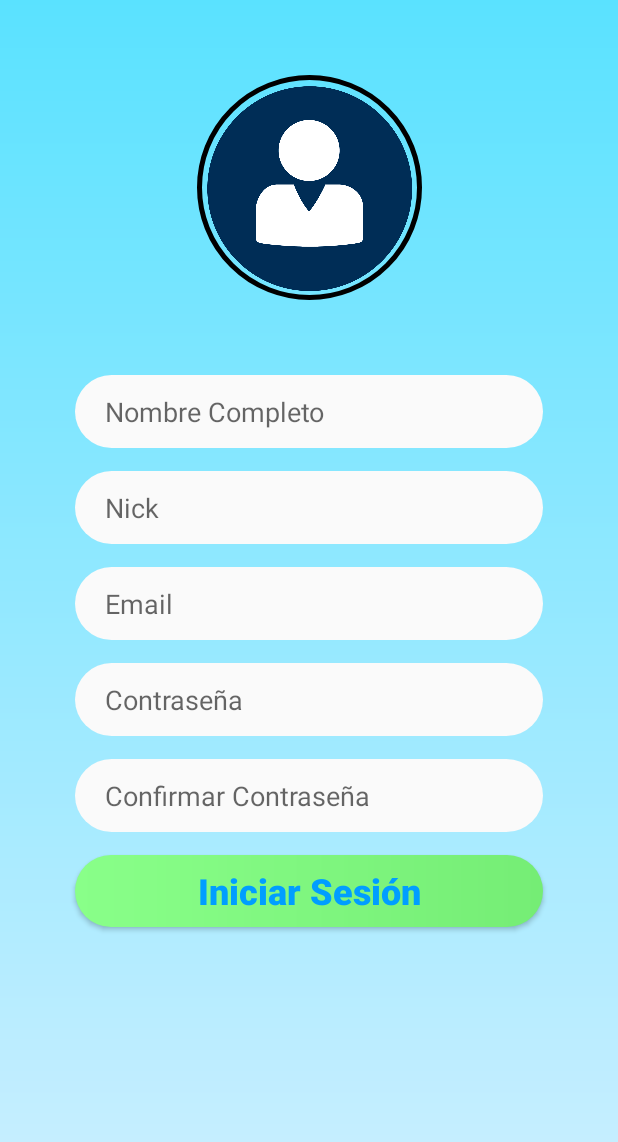
After one commit to hectorcasas99/CochesHector, an Android app: the RegisterActivity screen opened directly, with no data from a screen before it, on a phone screen of 412 x 824 dp. The commit adds this screen. Shown: the top 1142 px of the screen. Run offline under Robolectric (Android 15) with nearby library versions, the phone set to English and light mode, and no system bars; our stand-ins replace CircleImageView, Firebase (no records; nobody signed in at launch, a user with empty details on screens opened directly).

Commit message:
Register

```diff
--- a/app/build.gradle
+++ b/app/build.gradle
@@ -80,8 +80,9 @@ dependencies {
     implementation "com.jakewharton.retrofit:retrofit2-kotlin-coroutines-adapter:0.9.2"
 
 //Picasso
-    implementation ("com.squareup.picasso:picasso:$picassoVersion"){
-        exclude group: "com.android.support"}
+    implementation("com.squareup.picasso:picasso:$picassoVersion") {
+        exclude group: "com.android.support"
+    }
 
 
 }
--- a/app/src/main/AndroidManifest.xml
+++ b/app/src/main/AndroidManifest.xml
@@ -1,7 +1,9 @@
 <?xml version="1.0" encoding="utf-8"?>
 <manifest xmlns:android="http://schemas.android.com/apk/res/android"
     package="com.hector.cocheshector">
-    <uses-permission android:name="android.permission.INTERNET"/>
+
+    <uses-permission android:name="android.permission.INTERNET" />
+
     <application
         android:allowBackup="true"
         android:icon="@mipmap/ic_launcher"
@@ -9,7 +11,8 @@
         android:roundIcon="@mipmap/ic_launcher_round"
         android:supportsRtl="true"
         android:theme="@style/AppTheme">
-        <activity android:name=".view.MainActivity"></activity>
+        <activity android:name=".view.RegisterActivity"></activity>
+        <activity android:name=".view.MainActivity" />
         <activity
             android:name=".view.LoginActivity"
             android:label="@string/app_name"
--- a/app/src/main/java/com/hector/cocheshector/view/LoginActivity.kt
+++ b/app/src/main/java/com/hector/cocheshector/view/LoginActivity.kt
@@ -47,7 +47,7 @@ class LoginActivity : AppCompatActivity() , View.OnClickListener{
         }
         when(view.id) {
             R.id.register_btn -> {
-               // startActivity(Intent(this, RegisterActivity::class.java))
+               startActivity(Intent(this, RegisterActivity::class.java))
             }
         }
     }
--- /dev/null
+++ b/app/src/main/java/com/hector/cocheshector/view/RegisterActivity.kt
@@ -0,0 +1,83 @@
+package com.hector.cocheshector.view
+
+import android.content.Intent
+import androidx.appcompat.app.AppCompatActivity
+import android.os.Bundle
+import android.view.View
+import com.google.firebase.auth.FirebaseAuth
+import com.google.firebase.firestore.FirebaseFirestore
+import com.hector.cocheshector.R
+import kotlinx.android.synthetic.main.activity_login.*
+import kotlinx.android.synthetic.main.activity_login.edt_email
+import kotlinx.android.synthetic.main.activity_login.edt_password
+import kotlinx.android.synthetic.main.activity_login.register_btn
+import kotlinx.android.synthetic.main.activity_register.*
+import org.jetbrains.anko.longToast
+import org.jetbrains.anko.toast
+
+class RegisterActivity : AppCompatActivity(), View.OnClickListener  {
+
+    private val TAG = "RegisterActivity"
+
+    private lateinit var mAuth: FirebaseAuth
+    private lateinit var db: FirebaseFirestore
+
+    override fun onCreate(savedInstanceState: Bundle?) {
+        super.onCreate(savedInstanceState)
+        setContentView(R.layout.activity_register)
+        mAuth = FirebaseAuth.getInstance()
+        db = FirebaseFirestore.getInstance()
+
+        register_btn.setOnClickListener(this)
+        profile_picture.setOnClickListener(this)
+    }
+
+    override fun onClick(view: View) {
+        when (view.id) {
+            R.id.register_btn -> {
+                onRegister()
+            }
+        }
+        when (view.id){
+            R.id.profile_picture -> {
+                fotoPerfil()
+            }
+        }
+    }
+
+    private fun fotoPerfil() {
+        toast("soy tu fotito")
+    }
+    private fun onRegister() {
+        val user = mAuth.currentUser
+        val nombreCompleto = edt_nombreCompleto.text.toString()
+        val nick = edt_nick.text.toString()
+        val email = edt_email.text.toString()
+        val pass1 = edt_password.text.toString()
+        val pass2 = edt_password2.text.toString()
+
+        if(nombreCompleto.isEmpty() || nick.isEmpty() || email.isEmpty() || pass1.isEmpty() || pass2.isEmpty()){
+            longToast("Todos los campos son necesarios")
+        } else {
+            if(pass1 == pass2){
+                mAuth.createUserWithEmailAndPassword(email,pass1).addOnCompleteListener {
+                    if(it.isSuccessful){
+                        //add user
+
+                        if(it.isSuccessful){
+                            startActivity(Intent(this,MainActivity::class.java))
+                            finish()
+                        }else {
+                            longToast("lo siento algo no va bien")
+                        }
+                    } else {
+                        longToast("adios")
+                    }
+                }
+            } else {
+                longToast("Las contraseñas no coinciden")
+            }
+        }
+    }
+
+}
--- /dev/null
+++ b/app/src/main/res/layout/activity_register.xml
@@ -0,0 +1,101 @@
+<?xml version="1.0" encoding="utf-8"?>
+<androidx.constraintlayout.widget.ConstraintLayout xmlns:android="http://schemas.android.com/apk/res/android"
+    xmlns:app="http://schemas.android.com/apk/res-auto"
+    xmlns:tools="http://schemas.android.com/tools"
+    android:layout_width="match_parent"
+    android:layout_height="match_parent"
+    android:background="@drawable/fondodegradado"
+    tools:context=".view.RegisterActivity">
+
+    <de.hdodenhof.circleimageview.CircleImageView
+        android:id="@+id/profile_picture"
+        android:layout_width="150dp"
+        android:layout_height="150dp"
+        android:layout_marginTop="50dp"
+        android:src="@drawable/usernoimage"
+        app:civ_border_width="3dp"
+        app:civ_circle_background_color="@android:color/white"
+        app:layout_constraintEnd_toEndOf="parent"
+        app:layout_constraintStart_toStartOf="parent"
+        app:layout_constraintTop_toTopOf="parent" />
+
+    <EditText
+        android:id="@+id/edt_nombreCompleto"
+        android:layout_width="match_parent"
+        android:layout_height="wrap_content"
+        android:layout_marginTop="50dp"
+        android:layout_marginStart="50dp"
+        android:layout_marginEnd="50dp"
+        android:background="@drawable/round_edt_style"
+        android:hint="@string/nombreCompleto"
+        android:paddingLeft="20dp"
+        app:layout_constraintTop_toBottomOf="@+id/profile_picture"
+        tools:layout_editor_absoluteX="50dp" />
+    <EditText
+        android:id="@+id/edt_nick"
+        android:background="@drawable/round_edt_style"
+        android:hint="@string/nick"
+        android:paddingLeft="20dp"
+        android:layout_marginStart="50dp"
+        android:layout_marginTop="15dp"
+        android:layout_marginEnd="50dp"
+        app:layout_constraintTop_toBottomOf="@+id/edt_nombreCompleto"
+        android:layout_width="match_parent"
+        android:layout_height="wrap_content" />
+
+    <EditText
+        android:id="@+id/edt_email"
+        android:background="@drawable/round_edt_style"
+        android:hint="@string/email"
+        android:paddingLeft="20dp"
+        android:layout_marginStart="50dp"
+        android:layout_marginTop="15dp"
+        android:layout_marginEnd="50dp"
+        app:layout_constraintTop_toBottomOf="@+id/edt_nick"
+        android:layout_width="match_parent"
+        android:layout_height="wrap_content"
+        android:inputType="textEmailAddress"/>
+
+    <EditText
+        android:id="@+id/edt_password"
+        android:background="@drawable/round_edt_style"
+        android:hint="@string/contraseña"
+        android:paddingLeft="20dp"
+        android:layout_marginStart="50dp"
+        android:layout_marginTop="15dp"
+        android:layout_marginEnd="50dp"
+        android:inputType="textPassword"
+        app:layout_constraintTop_toBottomOf="@+id/edt_email"
+        android:layout_width="match_parent"
+        android:layout_height="wrap_content" />
+
+    <EditText
+        android:id="@+id/edt_password2"
+        android:background="@drawable/round_edt_style"
+        android:hint="@string/contraseñados"
+        android:paddingLeft="20dp"
+        android:layout_marginStart="50dp"
+        android:layout_marginTop="15dp"
+        android:layout_marginEnd="50dp"
+        android:inputType="textPassword"
+        app:layout_constraintTop_toBottomOf="@+id/edt_password"
+        android:layout_width="match_parent"
+        android:layout_height="wrap_content" />
+
+    <Button
+        android:id="@+id/register_btn"
+        app:layout_constraintTop_toBottomOf="@+id/edt_password2"
+        android:layout_width="match_parent"
+        android:layout_height="wrap_content"
+        android:layout_marginStart="50dp"
+        android:layout_marginEnd="50dp"
+        android:layout_marginTop="15dp"
+        android:textColor="@color/colorAzulLetraBoton"
+        android:background="@drawable/round_btn_style"
+        android:text="@string/iniciarSesion"
+        android:textSize="24sp"
+        android:textStyle="bold"
+        android:textAllCaps="false"/>
+
+
+</androidx.constraintlayout.widget.ConstraintLayout>
--- a/app/src/main/res/values/strings.xml
+++ b/app/src/main/res/values/strings.xml
@@ -28,7 +28,6 @@
     <string name="todoVa">Contraseña</string>
 
 
-
     <!-- Row Vehiculo -->
     <string name="precio">Precio</string>
     <string name="garantia">Garantía 2 años</string>
```
